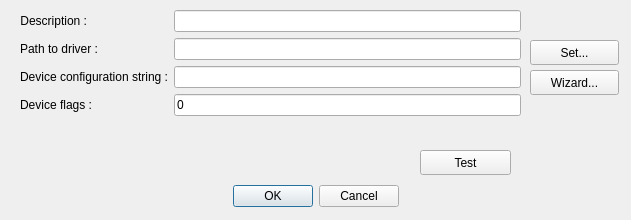
First picture: the form in src/cdlgconnsettingscanal.ui, repository grodansparadis/vscp-works-qt, before the edit.
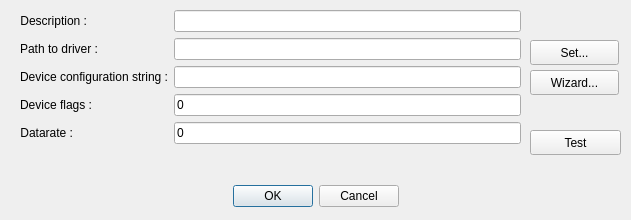
Second picture: the form after the edit.

```diff
--- a/src/cdlgconnsettingscanal.ui
+++ b/src/cdlgconnsettingscanal.ui
@@ -44,7 +44,7 @@
      <x>20</x>
      <y>10</y>
      <width>501</width>
-     <height>131</height>
+     <height>151</height>
     </rect>
    </property>
    <layout class="QFormLayout" name="formLayout">
@@ -104,13 +104,30 @@
       </property>
      </widget>
     </item>
+    <item row="4" column="1">
+     <widget class="QLineEdit" name="m_datarate">
+      <property name="text">
+       <string>0</string>
+      </property>
+     </widget>
+    </item>
+    <item row="4" column="0">
+     <widget class="QLabel" name="label_5">
+      <property name="text">
+       <string>Datarate :</string>
+      </property>
+      <property name="alignment">
+       <set>Qt::AlignRight|Qt::AlignTrailing|Qt::AlignVCenter</set>
+      </property>
+     </widget>
+    </item>
    </layout>
   </widget>
   <widget class="QPushButton" name="btnTest">
    <property name="geometry">
     <rect>
-     <x>420</x>
-     <y>150</y>
+     <x>530</x>
+     <y>130</y>
      <width>91</width>
      <height>25</height>
     </rect>
```
Left out of the diff: 10 changed lines with no effect on the pictures.
